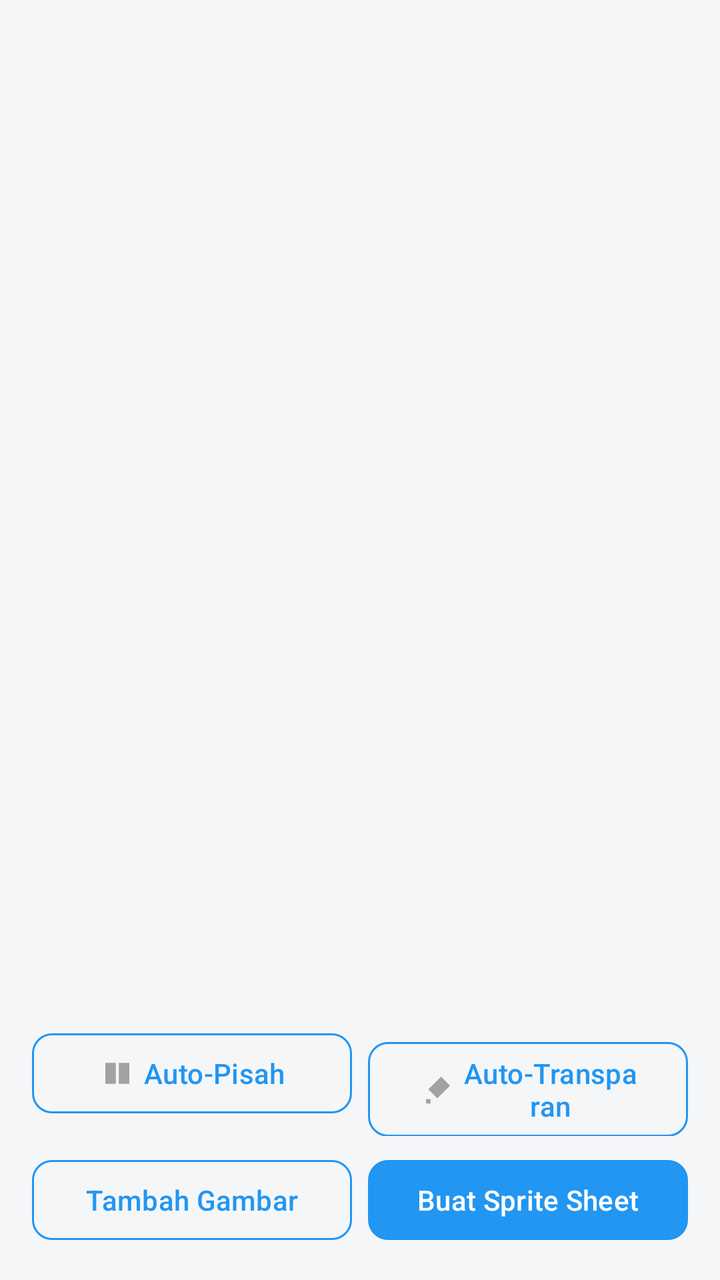
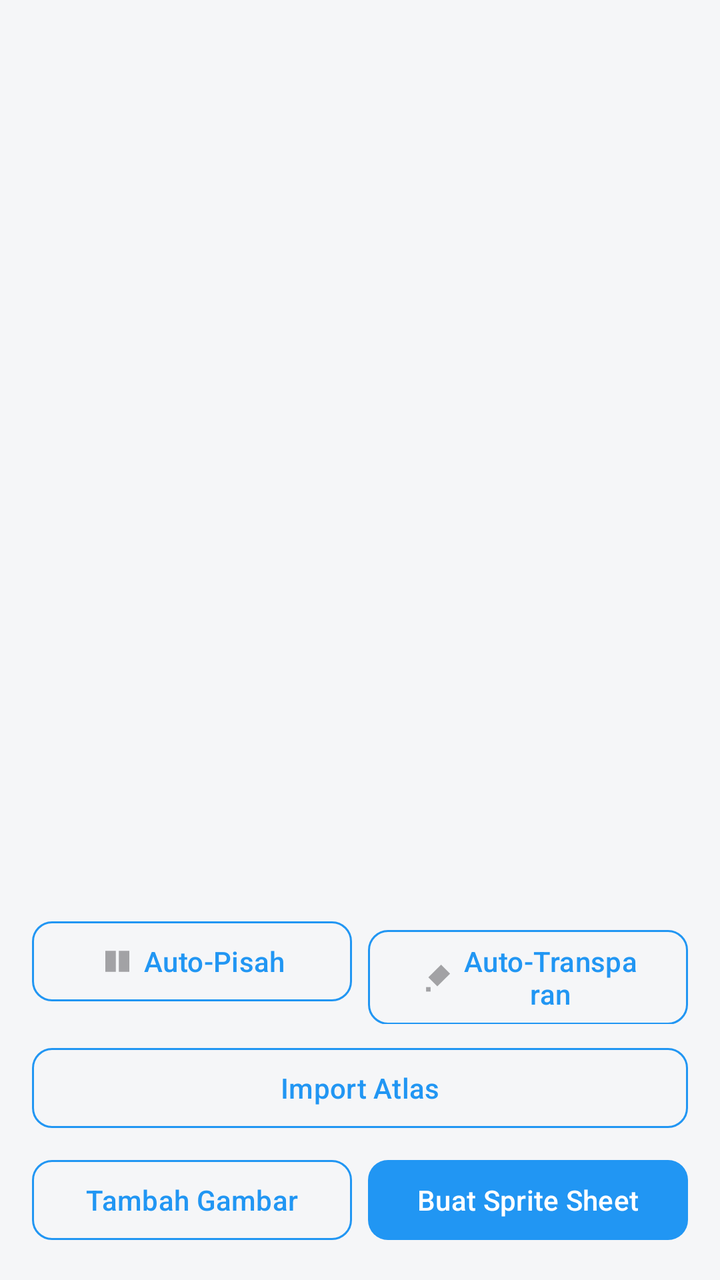

The first picture is an Android layout as it rendered before a commit; the second is the same layout after the commit. The layout source and the unified diff follow.
<!-- AndroidManifest.xml: application theme Theme.CiaTexturePacker -->
<!-- res/layout/fragment_images.xml -->
<?xml version="1.0" encoding="utf-8"?>
<LinearLayout xmlns:android="http://schemas.android.com/apk/res/android"
    xmlns:app="http://schemas.android.com/apk/res-auto"
    android:layout_width="match_parent"
    android:layout_height="match_parent"
    android:background="@color/light_bg"
    android:orientation="vertical">

    <LinearLayout
        android:id="@+id/selectionBar"
        android:layout_width="match_parent"
        android:layout_height="wrap_content"
        android:background="@color/blue_light"
        android:gravity="center_vertical"
        android:orientation="horizontal"
        android:paddingStart="4dp"
        android:paddingTop="4dp"
        android:paddingEnd="16dp"
        android:paddingBottom="4dp"
        android:visibility="gone">

        <ImageButton
            android:id="@+id/btnExitSelect"
            android:layout_width="40dp"
            android:layout_height="40dp"
            android:background="?attr/selectableItemBackgroundBorderless"
            android:contentDescription="@string/cancel"
            android:src="@drawable/ic_close"
            app:tint="@color/light_text_primary" />

        <TextView
            android:id="@+id/tvSelectedCount"
            android:layout_width="0dp"
            android:layout_height="wrap_content"
            android:layout_weight="1"
            android:textColor="@color/light_text_primary"
            android:textSize="16sp"
            android:textStyle="bold" />
    </LinearLayout>

    <FrameLayout
        android:layout_width="match_parent"
        android:layout_height="0dp"
        android:layout_weight="1">

        <androidx.recyclerview.widget.RecyclerView
            android:id="@+id/rvGrid"
            android:layout_width="match_parent"
            android:layout_height="match_parent"
            android:clipToPadding="false"
            android:padding="8dp" />

        <TextView
            android:id="@+id/tvEmpty"
            android:layout_width="match_parent"
            android:layout_height="match_parent"
            android:gravity="center"
            android:padding="32dp"
            android:text="@string/no_sprites"
            android:textAlignment="center"
            android:textColor="@color/light_text_secondary"
            android:textSize="14sp"
            android:visibility="gone" />
    </FrameLayout>

    <TextView
        android:id="@+id/tvCount"
        android:layout_width="wrap_content"
        android:layout_height="wrap_content"
        android:layout_marginStart="16dp"
        android:layout_marginTop="4dp"
        android:textColor="@color/light_text_secondary"
        android:textSize="12sp"
        android:visibility="gone" />

    <LinearLayout
        android:id="@+id/selectionActions"
        android:layout_width="match_parent"
        android:layout_height="wrap_content"
        android:layout_marginStart="16dp"
        android:layout_marginTop="16dp"
        android:layout_marginEnd="16dp"
        android:layout_marginBottom="16dp"
        android:orientation="horizontal"
        android:visibility="gone">

        <Button
            android:id="@+id/btnSelectAll"
            style="@style/TpButton.Outline"
            android:layout_width="0dp"
            android:layout_height="wrap_content"
            android:layout_marginEnd="8dp"
            android:layout_weight="1"
            android:text="@string/select_all" />

        <Button
            android:id="@+id/btnDeleteSelected"
            style="@style/TpButton.Danger"
            android:layout_width="0dp"
            android:layout_height="wrap_content"
            android:layout_weight="1"
            android:enabled="false"
            android:text="@string/delete" />
    </LinearLayout>

    <LinearLayout
        android:id="@+id/rowActions1"
        android:layout_width="match_parent"
        android:layout_height="wrap_content"
        android:layout_marginStart="16dp"
        android:layout_marginTop="16dp"
        android:layout_marginEnd="16dp"
        android:orientation="horizontal">

        <Button
            android:id="@+id/btnSplit"
            style="@style/TpButton.Outline"
            android:layout_width="0dp"
            android:layout_height="wrap_content"
            android:layout_marginEnd="8dp"
            android:layout_weight="1"
            android:enabled="false"
            android:text="@string/auto_split"
            app:icon="@drawable/ic_split"
            app:iconGravity="textStart" />

        <Button
            android:id="@+id/btnTransparan"
            style="@style/TpButton.Outline"
            android:layout_width="0dp"
            android:layout_height="wrap_content"
            android:layout_weight="1"
            android:enabled="false"
            android:text="@string/auto_transparent"
            app:icon="@drawable/ic_bg_remove"
            app:iconGravity="textStart" />
    </LinearLayout>

    <LinearLayout
        android:id="@+id/rowActions2"
        android:layout_width="match_parent"
        android:layout_height="wrap_content"
        android:layout_marginStart="16dp"
        android:layout_marginTop="8dp"
        android:layout_marginEnd="16dp"
        android:layout_marginBottom="16dp"
        android:orientation="horizontal">

        <Button
            android:id="@+id/btnAdd"
            style="@style/TpButton.Outline"
            android:layout_width="0dp"
            android:layout_height="wrap_content"
            android:layout_marginEnd="8dp"
            android:layout_weight="1"
            android:text="@string/add_images" />

        <Button
            android:id="@+id/btnMake"
            style="@style/TpButton"
            android:layout_width="0dp"
            android:layout_height="wrap_content"
            android:layout_weight="1"
            android:enabled="false"
            android:text="@string/make_sprite_sheet" />
    </LinearLayout>
</LinearLayout>
<!-- resources referenced by this layout -->
<resources>
  <color name="blue_light">#E3F2FD</color>
  <color name="light_bg">#F5F6F8</color>
  <color name="light_text_primary">#1A1A1E</color>
  <color name="light_text_secondary">#6B6B76</color>
  <!-- drawable ic_bg_remove (drawable) -->
  <vector xmlns:android="http://schemas.android.com/apk/res/android"
      android:width="24dp" android:height="24dp"
      android:viewportWidth="24" android:viewportHeight="24"
      android:tint="?attr/colorControlNormal">
      
      <path
          android:fillColor="@android:color/white"
          android:pathData="M14.5,3.5l6,6 -8.5,8.5 -6,-6z" />
      <path
          android:fillColor="@android:color/white"
          android:pathData="M4.5,18.5h3v3h-3z" />
  </vector>
  <!-- drawable ic_close (drawable) -->
  <?xml version="1.0" encoding="utf-8"?>
  <vector xmlns:android="http://schemas.android.com/apk/res/android"
      android:width="24dp"
      android:height="24dp"
      android:viewportWidth="24"
      android:viewportHeight="24">
      <path
          android:fillColor="#FFFFFF"
          android:pathData="M19,6.41L17.59,5 12,10.59 6.41,5 5,6.41 10.59,12 5,17.59 6.41,19 12,13.41 17.59,19 19,17.59 13.41,12z" />
  </vector>
  <!-- drawable ic_split (drawable) -->
  <vector xmlns:android="http://schemas.android.com/apk/res/android"
      android:width="24dp" android:height="24dp"
      android:viewportWidth="24" android:viewportHeight="24"
      android:tint="?attr/colorControlNormal">
      
      <path android:fillColor="@android:color/white"
          android:pathData="M4,5h7v14H4zM13,5h7v14h-7z"/>
  </vector>
  <string name="add_images">Tambah Gambar</string>
  <string name="auto_split">Auto-Pisah</string>
  <string name="auto_transparent">Auto-Transparan</string>
  <string name="cancel">Batal</string>
  <string name="delete">Hapus</string>
  <string name="make_sprite_sheet">Buat Sprite Sheet</string>
  <string name="no_sprites">Belum ada gambar.\nKetuk "Tambah Gambar" untuk mulai.</string>
  <string name="select_all">Pilih Semua</string>
  <style name="TpButton" parent="Widget.Material3.Button">
          <item name="backgroundTint">@color/blue</item>
          <item name="android:textColor">#FFFFFF</item>
          <item name="cornerRadius">10dp</item>
      </style>
  <style name="TpButton.Danger" parent="Widget.Material3.Button">
          <item name="backgroundTint">@color/danger</item>
          <item name="android:textColor">#FFFFFF</item>
          <item name="cornerRadius">10dp</item>
      </style>
  <style name="TpButton.Outline" parent="Widget.Material3.Button.OutlinedButton">
          <item name="strokeColor">@color/blue</item>
          <item name="android:textColor">@color/blue</item>
          <item name="cornerRadius">10dp</item>
      </style>
  <style name="Theme.CiaTexturePacker" parent="Theme.Material3.Light.NoActionBar">
          <item name="colorPrimary">@color/blue</item>
          <item name="colorOnPrimary">#FFFFFF</item>
          <item name="colorPrimaryContainer">@color/blue_light</item>
          <item name="android:colorBackground">@color/light_bg</item>
          <item name="colorSurface">@color/light_card</item>
          <item name="colorOnSurface">@color/light_text_primary</item>
          <item name="colorSurfaceVariant">@color/light_bg</item>
          <item name="colorOnSurfaceVariant">@color/light_text_secondary</item>
      </style>
  <color name="blue">#2196F3</color>
  <color name="danger">#E57373</color>
  <color name="light_card">#FFFFFF</color>
</resources>

<!-- the commit's change to res/layout/fragment_images.xml (unified diff, before → after) -->
@@ -137,6 +137,24 @@
     </LinearLayout>
 
     <LinearLayout
+        android:id="@+id/rowActionsImport"
+        android:layout_width="match_parent"
+        android:layout_height="wrap_content"
+        android:layout_marginStart="16dp"
+        android:layout_marginTop="8dp"
+        android:layout_marginEnd="16dp"
+        android:orientation="horizontal">
+
+        <Button
+            android:id="@+id/btnImportAtlas"
+            style="@style/TpButton.Outline"
+            android:layout_width="0dp"
+            android:layout_height="wrap_content"
+            android:layout_weight="1"
+            android:text="@string/import_atlas" />
+    </LinearLayout>
+
+    <LinearLayout
         android:id="@+id/rowActions2"
         android:layout_width="match_parent"
         android:layout_height="wrap_content"
<!-- resource entries referenced after the edit -->
@@ -42,6 +42,7 @@
   <string name="auto_transparent">Auto-Transparan</string>
   <string name="cancel">Batal</string>
   <string name="delete">Hapus</string>
+  <string name="import_atlas">Import Atlas</string>
   <string name="make_sprite_sheet">Buat Sprite Sheet</string>
   <string name="no_sprites">Belum ada gambar.\nKetuk "Tambah Gambar" untuk mulai.</string>
   <string name="select_all">Pilih Semua</string>
